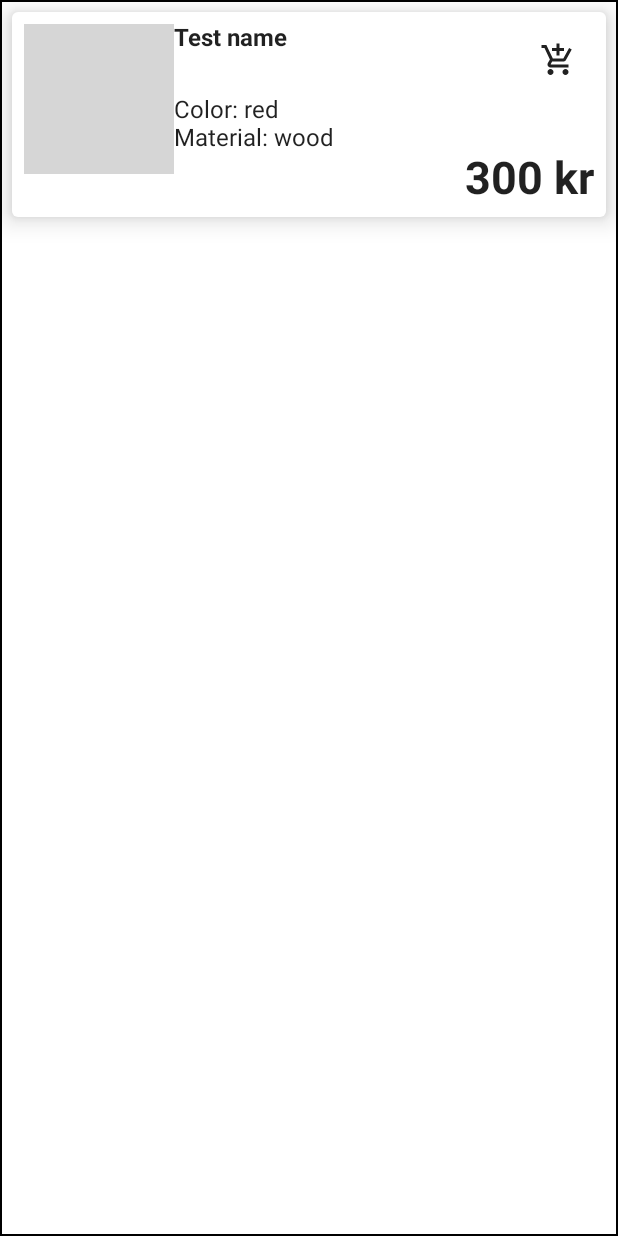
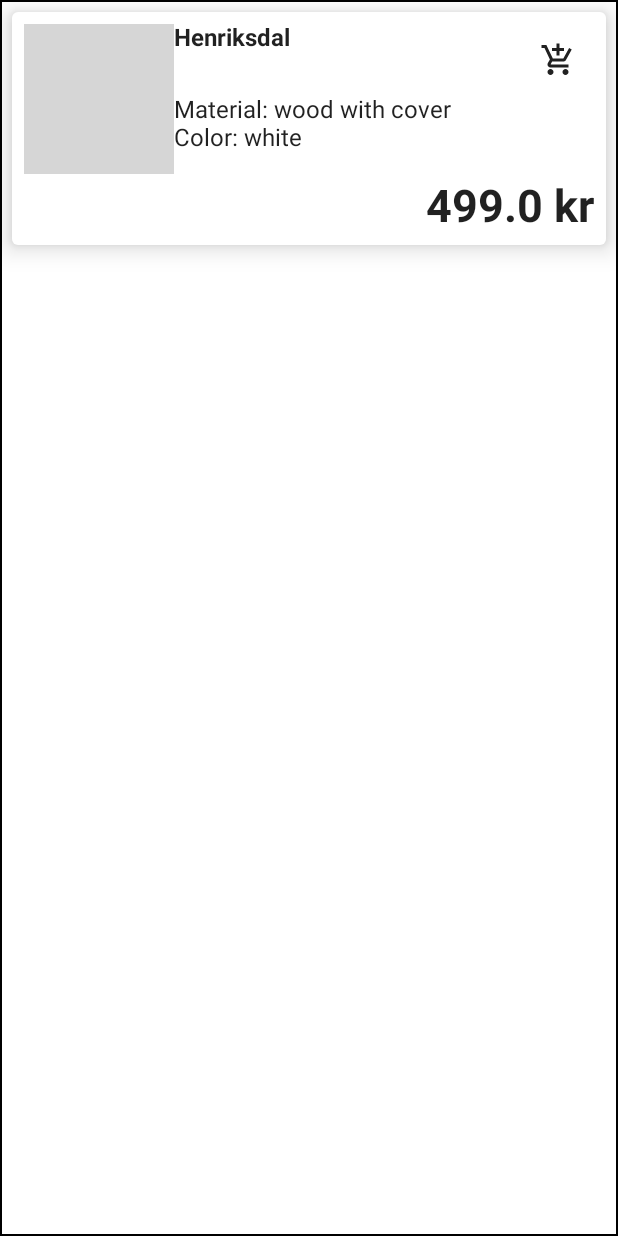
Before and after one commit to acmpo6ou/shop, an Android app built with Jetpack Compose: the screen it shows after launch (MainActivity), on a phone screen of 412 x 824 dp. Run offline under Robolectric (Android 15) with nearby library versions, the phone set to English and light mode, and no system bars; pictures from the network do not load; grey boxes are pictures that could not be loaded.

Commit message:
✨ Refactor ProductItem to except Product object

```diff
--- a/app/src/main/java/com/acmpo6ou/shop/MainActivity.kt
+++ b/app/src/main/java/com/acmpo6ou/shop/MainActivity.kt
@@ -21,6 +21,7 @@ import androidx.compose.ui.unit.dp
 import androidx.compose.ui.unit.sp
 import coil.compose.AsyncImage
 import coil.request.ImageRequest
+import com.acmpo6ou.shop.model.Product
 import com.acmpo6ou.shop.ui.theme.ShopTheme
 
 class MainActivity : ComponentActivity() {
@@ -41,7 +42,7 @@ class MainActivity : ComponentActivity() {
 }
 
 @Composable
-fun ProductItem(name: String, info: String, price: String, imageUrl: String) {
+fun ProductItem(product: Product) {
     Card(
         modifier = Modifier
             .border(BorderStroke(1.dp, Color.Black))
@@ -56,29 +57,29 @@ fun ProductItem(name: String, info: String, price: String, imageUrl: String) {
         ) {
             AsyncImage(
                 model = ImageRequest.Builder(LocalContext.current)
-                    .data(imageUrl)
+                    .data(product.imageUrl)
                     .crossfade(true)
                     .build(),
-                contentDescription = "$name image",
+                contentDescription = "${product.name} image",
                 modifier = Modifier.size(100.dp),
             )
             Column {
                 Row {
                     Text(
-                        text = name,
+                        text = product.name,
                         fontWeight = FontWeight.Bold,
                     )
                     Spacer(modifier = Modifier.weight(1f))
                     IconButton(onClick = { /*TODO*/ }) {
                         Icon(
                             painterResource(id = R.drawable.add_shopping_cart),
-                            "Add $name to cart",
+                            "Add ${product.name} to cart",
                         )
                     }
                 }
-                Text(text = info)
+                Text(text = product.prettyInfo)
                 Text(
-                    text = price,
+                    text = product.prettyPrice,
                     fontWeight = FontWeight.Bold,
                     fontSize = 30.sp,
                     textAlign = TextAlign.End,
@@ -94,10 +95,17 @@ fun ProductItem(name: String, info: String, price: String, imageUrl: String) {
 fun ProductItemPreview() {
     ShopTheme {
         ProductItem(
-            "Test name",
-            "Color: red\nMaterial: wood",
-            "300 kr",
-            "https://shop.static.ingka.ikea.com/PIAimages/0462849_PE608354_S4.JPG",
+            Product(
+                id = 1,
+                name = "Henriksdal",
+                price = Product.Price(499f, "kr"),
+                info = mapOf(
+                    "material" to "wood with cover",
+                    "color" to "white",
+                ),
+                type = "chair",
+                imageUrl = "https://shop.static.ingka.ikea.com/PIAimages/0462849_PE608354_S4.JPG",
+            )
         )
     }
 }
--- a/app/src/main/java/com/acmpo6ou/shop/model/Product.kt
+++ b/app/src/main/java/com/acmpo6ou/shop/model/Product.kt
@@ -11,24 +11,27 @@ data class Products(
 
 @Serializable
 data class Product(
-    val id: String,
+    val id: Int,
     val name: String,
     val price: Price,
-    val info: Info,
+    val info: Map<String, String>,
     val type: String,
     val imageUrl: String,
 ) {
+    val prettyPrice get() = "${price.value} ${price.currency}"
+    val prettyInfo: String
+        get() {
+            var result = ""
+            info.forEach { (key, value) ->
+                result += "${key.capitalize()}: $value\n"
+            }
+            return result
+        }
+
     @Serializable
     data class Price(
-        val value: Double,
+        val value: Float,
         val currency: String,
-    )
-
-    @Serializable
-    data class Info(
-        val color: String,
-        val material: String? = null,
-        val numberOfSeats: Int? = null,
     )
 }
 
```
